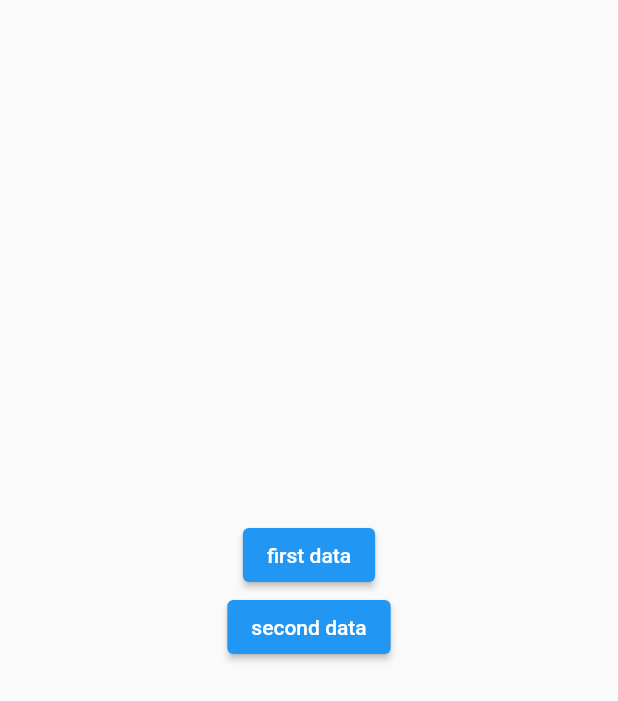
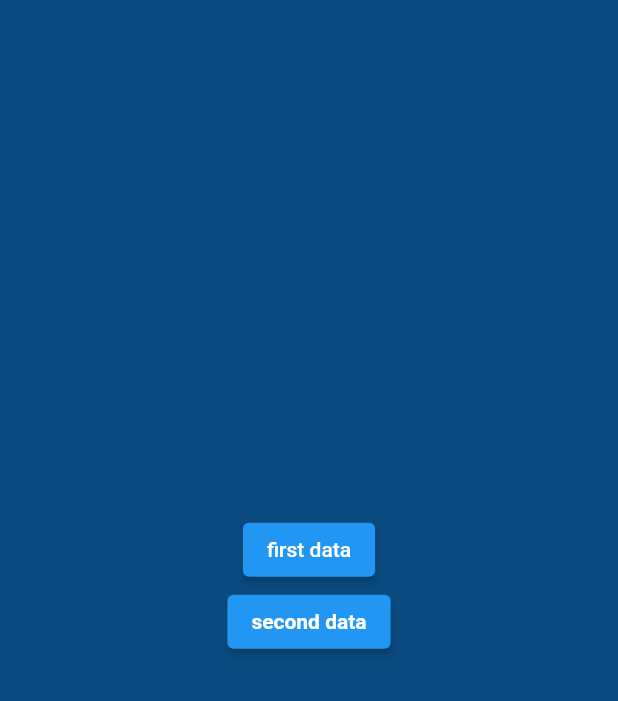
Before and after one commit to RezaEftekhar/singleton-in-flutter, a Flutter app: the screen it shows after launch, on a phone screen of 412 x 824 dp. Shown: the top 701 px of the screen. Run offline on Flutter 3.47's test engine with Material 2 defaults, Android fonts, the phone set to English and light mode, and no system bars.

Commit message:
change styles

```diff
--- a/lib/main.dart
+++ b/lib/main.dart
@@ -31,6 +31,7 @@ class _HomePageState extends State<HomePage> {
     return Directionality(
       textDirection: TextDirection.ltr,
       child: Scaffold(
+        backgroundColor: const Color.fromARGB(255, 11, 75, 128),
         body: Center(
           child: Column(
             mainAxisAlignment: MainAxisAlignment.center,
@@ -45,10 +46,22 @@ class _HomePageState extends State<HomePage> {
                 onPressed: () {
                   updateMessage(singleton2.GetSecondtData());
                 },
-                child: const Text('second data'),
+                child: const Text(
+                  'second data',
+                  style: TextStyle(fontWeight: FontWeight.bold),
+                ),
               ),
               const SizedBox(height: 20),
-              Text(message),
+              Padding(
+                padding: const EdgeInsets.symmetric(horizontal: 50),
+                child: Text(
+                  message,
+                  style: TextStyle(
+                  fontWeight: FontWeight.bold,
+                  color: Colors.white,
+                  fontSize: 20),
+                ),
+              ),
             ],
           ),
         ),
```
